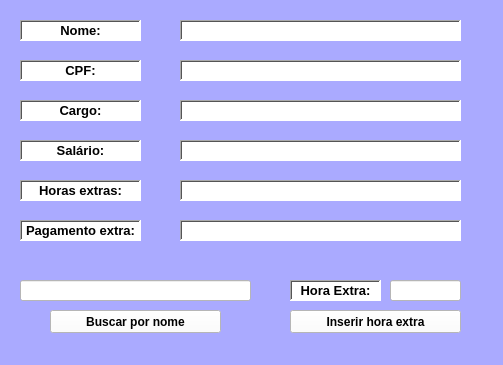
Old version of the form Python/Projetos/horaExtra/frontend/Interface.ui in the repository Alhenri/Codigos.
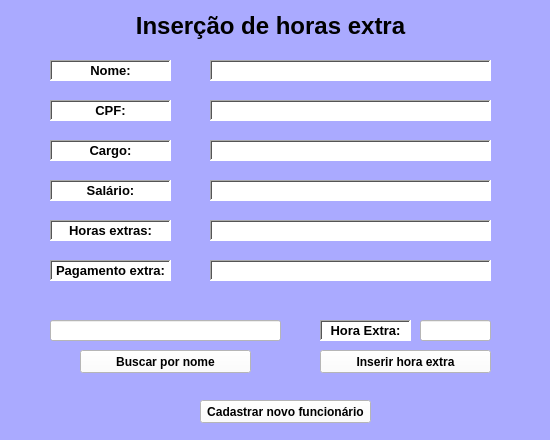
New version of the form.

```diff
--- a/Python/Projetos/horaExtra/frontend/Interface.ui
+++ b/Python/Projetos/horaExtra/frontend/Interface.ui
@@ -6,8 +6,8 @@
    <rect>
     <x>0</x>
     <y>0</y>
-    <width>503</width>
-    <height>365</height>
+    <width>550</width>
+    <height>440</height>
    </rect>
   </property>
   <property name="windowTitle">
@@ -19,8 +19,8 @@
   <widget class="QLabel" name="label">
    <property name="geometry">
     <rect>
-     <x>20</x>
-     <y>20</y>
+     <x>50</x>
+     <y>60</y>
      <width>121</width>
      <height>21</height>
     </rect>
@@ -54,8 +54,8 @@
   <widget class="QLabel" name="label_2">
    <property name="geometry">
     <rect>
-     <x>20</x>
-     <y>60</y>
+     <x>50</x>
+     <y>100</y>
      <width>121</width>
      <height>21</height>
     </rect>
@@ -86,8 +86,8 @@
   <widget class="QLabel" name="label_3">
    <property name="geometry">
     <rect>
-     <x>20</x>
-     <y>140</y>
+     <x>50</x>
+     <y>180</y>
      <width>121</width>
      <height>21</height>
     </rect>
@@ -118,8 +118,8 @@
   <widget class="QLabel" name="label_4">
    <property name="geometry">
     <rect>
-     <x>20</x>
-     <y>180</y>
+     <x>50</x>
+     <y>220</y>
      <width>121</width>
      <height>21</height>
     </rect>
@@ -150,8 +150,8 @@
   <widget class="QLabel" name="label_5">
    <property name="geometry">
     <rect>
-     <x>20</x>
-     <y>100</y>
+     <x>50</x>
+     <y>140</y>
      <width>121</width>
      <height>21</height>
     </rect>
@@ -182,8 +182,8 @@
   <widget class="QLabel" name="label_Nome">
    <property name="geometry">
     <rect>
-     <x>180</x>
-     <y>20</y>
+     <x>210</x>
+     <y>60</y>
      <width>281</width>
      <height>21</height>
     </rect>
@@ -217,8 +217,8 @@
   <widget class="QLabel" name="label_CPF">
    <property name="geometry">
     <rect>
-     <x>180</x>
-     <y>60</y>
+     <x>210</x>
+     <y>100</y>
      <width>281</width>
      <height>21</height>
     </rect>
@@ -252,8 +252,8 @@
   <widget class="QLabel" name="label_Cargo">
    <property name="geometry">
     <rect>
-     <x>180</x>
-     <y>100</y>
+     <x>210</x>
+     <y>140</y>
      <width>281</width>
      <height>21</height>
     </rect>
@@ -287,8 +287,8 @@
   <widget class="QLabel" name="label_Salario">
    <property name="geometry">
     <rect>
-     <x>180</x>
-     <y>140</y>
+     <x>210</x>
+     <y>180</y>
      <width>281</width>
      <height>21</height>
     </rect>
@@ -322,8 +322,8 @@
   <widget class="QLabel" name="label_HoraExtra">
    <property name="geometry">
     <rect>
-     <x>180</x>
-     <y>180</y>
+     <x>210</x>
+     <y>220</y>
      <width>281</width>
      <height>21</height>
     </rect>
@@ -357,8 +357,8 @@
   <widget class="QLineEdit" name="lineEdit_HoraExtra">
    <property name="geometry">
     <rect>
-     <x>390</x>
-     <y>280</y>
+     <x>420</x>
+     <y>320</y>
      <width>71</width>
      <height>21</height>
     </rect>
@@ -378,8 +378,8 @@
   <widget class="QPushButton" name="pushButton_InsereHE">
    <property name="geometry">
     <rect>
-     <x>290</x>
-     <y>310</y>
+     <x>320</x>
+     <y>350</y>
      <width>171</width>
      <height>23</height>
     </rect>
@@ -400,8 +400,8 @@
   <widget class="QLabel" name="label_12">
    <property name="geometry">
     <rect>
-     <x>290</x>
-     <y>280</y>
+     <x>320</x>
+     <y>320</y>
      <width>91</width>
      <height>21</height>
     </rect>
@@ -435,8 +435,8 @@
   <widget class="QLabel" name="label_6">
    <property name="geometry">
     <rect>
-     <x>20</x>
-     <y>220</y>
+     <x>50</x>
+     <y>260</y>
      <width>121</width>
      <height>21</height>
     </rect>
@@ -467,8 +467,8 @@
   <widget class="QLabel" name="label_PagExtra">
    <property name="geometry">
     <rect>
-     <x>180</x>
-     <y>220</y>
+     <x>210</x>
+     <y>260</y>
      <width>281</width>
      <height>21</height>
     </rect>
@@ -502,8 +502,8 @@
   <widget class="QLineEdit" name="lineEdit_Nome">
    <property name="geometry">
     <rect>
-     <x>20</x>
-     <y>280</y>
+     <x>50</x>
+     <y>320</y>
      <width>231</width>
      <height>21</height>
     </rect>
@@ -528,8 +528,8 @@
   <widget class="QPushButton" name="pushButton_Buscar">
    <property name="geometry">
     <rect>
-     <x>50</x>
-     <y>310</y>
+     <x>80</x>
+     <y>350</y>
      <width>171</width>
      <height>23</height>
     </rect>
@@ -547,6 +547,57 @@
     <string>Buscar por nome</string>
    </property>
   </widget>
+  <widget class="QPushButton" name="pushButton_novoFunc">
+   <property name="geometry">
+    <rect>
+     <x>200</x>
+     <y>400</y>
+     <width>171</width>
+     <height>23</height>
+    </rect>
+   </property>
+   <property name="font">
+    <font>
+     <weight>75</weight>
+     <bold>true</bold>
+    </font>
+   </property>
+   <property name="styleSheet">
+    <string notr="true">background-color: rgb(255, 255, 255);</string>
+   </property>
+   <property name="text">
+    <string>Cadastrar novo funcionário</string>
+   </property>
+   <property name="default">
+    <bool>false</bool>
+   </property>
+   <property name="flat">
+    <bool>false</bool>
+   </property>
+  </widget>
+  <widget class="QLabel" name="label_7">
+   <property name="geometry">
+    <rect>
+     <x>50</x>
+     <y>10</y>
+     <width>441</width>
+     <height>31</height>
+    </rect>
+   </property>
+   <property name="font">
+    <font>
+     <pointsize>18</pointsize>
+     <weight>75</weight>
+     <bold>true</bold>
+    </font>
+   </property>
+   <property name="text">
+    <string>Inserção de horas extra</string>
+   </property>
+   <property name="alignment">
+    <set>Qt::AlignCenter</set>
+   </property>
+  </widget>
  </widget>
  <tabstops>
   <tabstop>lineEdit_Nome</tabstop>
```
Left out of the diff: 4 changed lines with no effect on the pictures.
